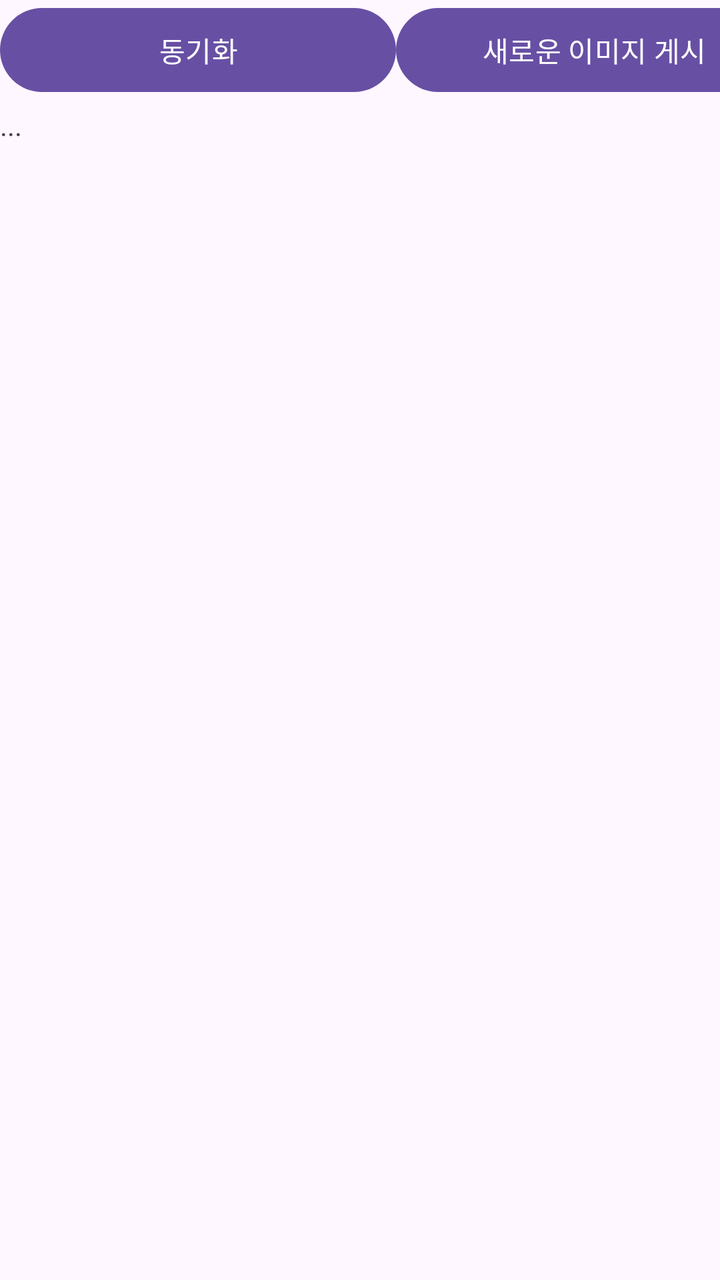
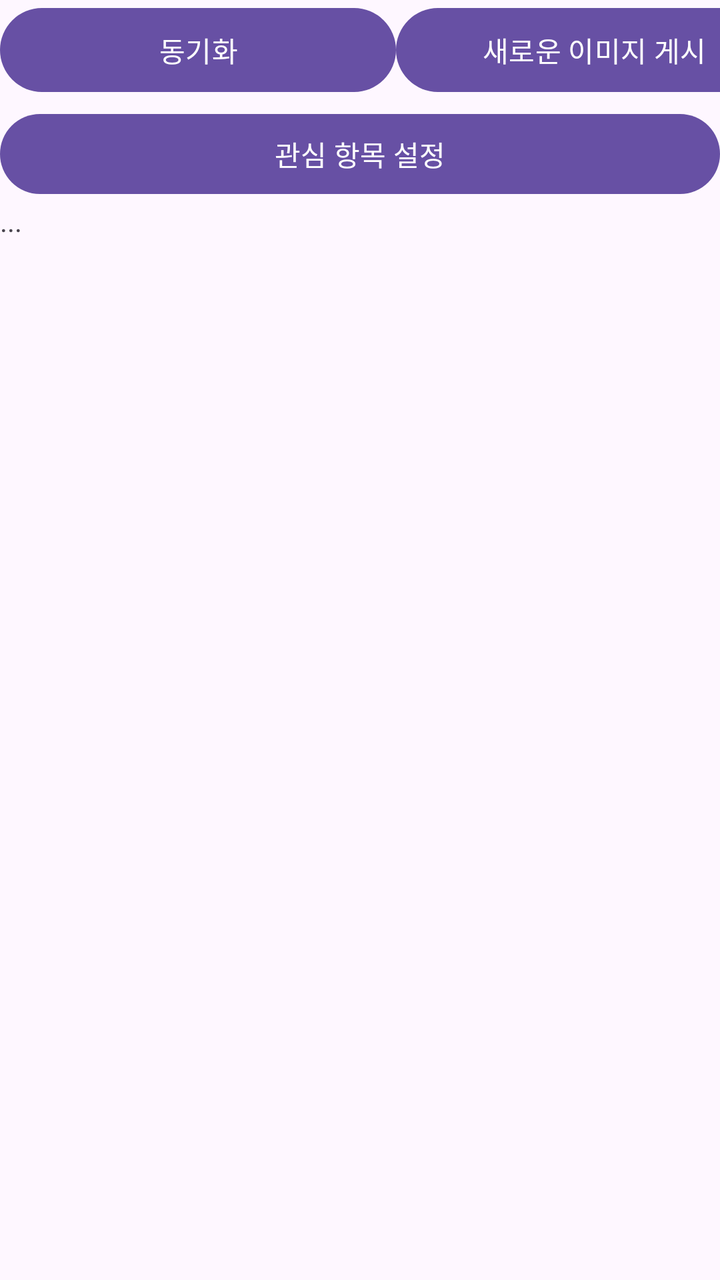

Screens rendered from an Android XML layout before and after an edit, with the pre-edit source and the edit as a unified diff.
<!-- AndroidManifest.xml: application theme Theme.Common01 -->
<!-- res/layout/activity_main.xml -->
<?xml version="1.0" encoding="utf-8"?>
<LinearLayout xmlns:android="http://schemas.android.com/apk/res/android"
    xmlns:app="http://schemas.android.com/apk/res-auto"
    xmlns:tools="http://schemas.android.com/tools"
    android:layout_width="match_parent"
    android:layout_height="match_parent"
    android:orientation="vertical"
    android:fitsSystemWindows="true"
    tools:context=".MainActivity">

    <LinearLayout
        android:layout_width="match_parent"
        android:layout_height="53dp"
        android:orientation="horizontal">

        <Button
            android:id="@+id/btn_load"
            android:layout_width="198dp"
            android:layout_height="50dp"
            android:onClick="onClickDownload"
            android:text="동기화" />

        <Button
            android:id="@+id/btn_save"
            android:layout_width="198dp"
            android:layout_height="50dp"
            android:onClick="onClickUpload"
            android:text="새로운 이미지 게시" />
    </LinearLayout>

    <TextView
        android:id="@+id/textView"
        android:layout_width="match_parent"
        android:layout_height="wrap_content"
        android:text="..." />

    <androidx.recyclerview.widget.RecyclerView
        android:id="@+id/recyclerView"
        android:layout_width="match_parent"
        android:layout_height="wrap_content"
        android:layout_marginTop="16dp"
        android:orientation="vertical"
        app:layoutManager="androidx.recyclerview.widget.LinearLayoutManager" />

</LinearLayout>
<!-- resources referenced by this layout -->
<resources>
  <style name="Theme.Common01" parent="Base.Theme.Common01" />
  <style name="Base.Theme.Common01" parent="Theme.Material3.DayNight.NoActionBar">
          
          
      </style>
</resources>

<!-- the commit's change to res/layout/activity_main.xml (unified diff, before → after) -->
@@ -28,6 +28,12 @@
             android:text="새로운 이미지 게시" />
     </LinearLayout>
 
+    <Button
+        android:layout_width="match_parent"
+        android:layout_height="wrap_content"
+        android:onClick="onClickInterestSettings"
+        android:text="관심 항목 설정" />
+
     <TextView
         android:id="@+id/textView"
         android:layout_width="match_parent"
